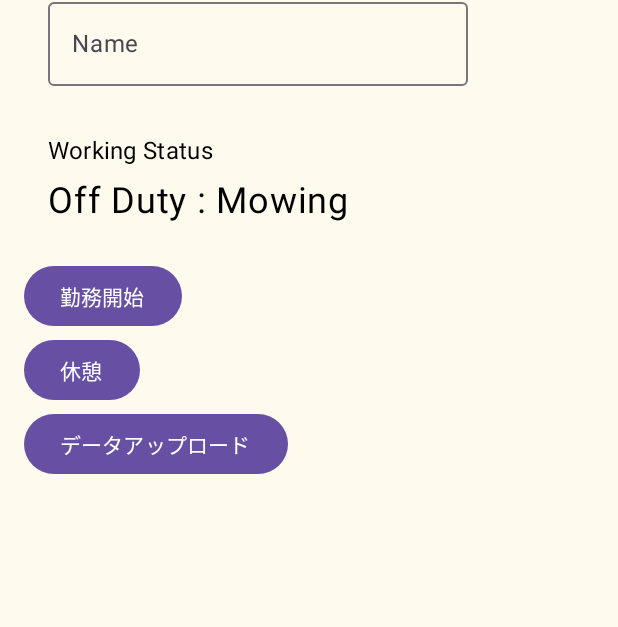
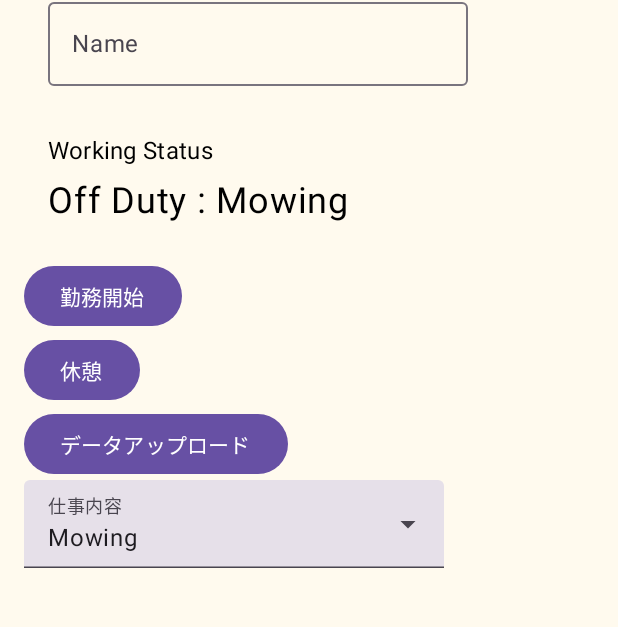
Before and after one commit to sonatine726/zakojifrarm_workmanagement_android_app, an Android app built with Jetpack Compose: the screen it shows after launch (MainActivity), on a phone screen of 412 x 824 dp, the part 96-723 px from its top. Run offline under Robolectric (Android 15) with nearby library versions, the light colour scheme and no system bars; our stand-ins replace Dagger/Hilt's generated code.

Commit message:
Add the drop down menu box for selecting work kinds

```diff
--- a/app/src/main/java/com/zakojifarm/farmapp/data/WorkKind.kt
+++ b/app/src/main/java/com/zakojifarm/farmapp/data/WorkKind.kt
@@ -15,6 +15,7 @@ enum class WorkKind(val id: Int, @StringRes private val stringId: Int) : Parcela
     companion object {
         private val VALUES = values()
         fun fromId(id: Int) = VALUES.firstOrNull { it.id == id }
+        fun fromString(str: String) = VALUES.firstOrNull { it.toString() == str }
     }
 
     override fun toString(): String {
--- a/app/src/main/java/com/zakojifarm/farmapp/ui/MainActivity.kt
+++ b/app/src/main/java/com/zakojifarm/farmapp/ui/MainActivity.kt
@@ -156,6 +156,10 @@ class MainActivity : AppCompatActivity() {
         val userName = viewModel.userName.collectAsState()
         val workStatus = viewModel.workStatus.collectAsState()
         val workKind = viewModel.workKind.collectAsState()
+        var currentWorkKind by remember {
+            mutableStateOf(WorkKind.MOWING)
+        }
+
 
         Column(modifier = Modifier.padding(16.dp)) {
             CurrentTimeText()
@@ -165,21 +169,33 @@ class MainActivity : AppCompatActivity() {
             WorkingStatus(workStatus.value, workKind.value)
             Spacer(Modifier.size(1.dp))
             Button(
-                onClick = { /* Do something */ },
+                onClick = {
+                    Log.v("TesTes", "Button.onClick.Duty Start")
+                },
             ) {
                 Text("勤務開始")
             }
             Spacer(Modifier.size(1.dp))
             Button(
-                onClick = { /* Do something */ },
+                onClick = {
+                    Log.v("TesTes", "Button.onClick.Break")
+                },
             ) {
                 Text("休憩")
             }
             Spacer(Modifier.size(1.dp))
             Button(
-                onClick = { /* Do something */ },
+                onClick = {
+                    Log.v("TesTes", "Button.onClick.Data Upload")
+                },
             ) {
                 Text("データアップロード")
+            }
+            WorkKindDropdownMenuBox(
+                currentWorkKind
+            ) {
+                currentWorkKind = it
+                Log.v("TesTes", "WorkKindDropdownMenu.Select.$it")
             }
         }
     }
@@ -263,15 +279,42 @@ class MainActivity : AppCompatActivity() {
         return df.format(zonedDt)
     }
 
+    @OptIn(ExperimentalMaterial3Api::class)
     @Composable
-    fun WorkKindButton(kind: WorkKind) {
-        Column(modifier = Modifier.padding(16.dp)) {
-            Text(
-                text = stringResource(R.string.working_status_title),
-                modifier = Modifier.padding(bottom = 8.dp),
-                style = MaterialTheme.typography.bodyMedium,
-                fontSize = 16.sp
+    fun WorkKindDropdownMenuBox(currentKind: WorkKind, onValueChanged: (WorkKind) -> Unit) {
+        val options = WorkKind.values().map { it.toString() }
+        var expanded by remember { mutableStateOf(false) }
+
+        ExposedDropdownMenuBox(
+            expanded = expanded,
+            onExpandedChange = { expanded = !expanded },
+        ) {
+            TextField(
+                modifier = Modifier.menuAnchor(),
+                readOnly = true,
+                value = currentKind.toString(),
+                onValueChange = { },
+                label = { Text("仕事内容") },
+                trailingIcon = { ExposedDropdownMenuDefaults.TrailingIcon(expanded = expanded) },
+                colors = ExposedDropdownMenuDefaults.textFieldColors(),
             )
+            ExposedDropdownMenu(
+                expanded = expanded,
+                onDismissRequest = { expanded = false },
+            ) {
+                options.forEach { selectionOption ->
+                    DropdownMenuItem(
+                        text = { Text(selectionOption) },
+                        onClick = {
+                            expanded = false
+                            WorkKind.fromString(selectionOption)?.let {
+                                onValueChanged(it)
+                            }
+                        },
+                        contentPadding = ExposedDropdownMenuDefaults.ItemContentPadding,
+                    )
+                }
+            }
         }
     }
 }
```
